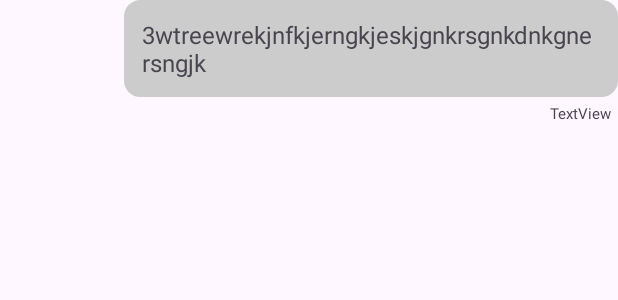
After one commit to KoraFey/projsess, an Android app: the layout message.xml on its own in the app's theme, with its tools: preview values and no code run, on a phone screen of 412 x 824 dp. The commit adds this screen. Shown: the top 300 px of the screen. Run offline under Robolectric (Android 15) with nearby library versions, the phone set to English and light mode, and no system bars.

Commit message:
structure xml de pomal de chose

```diff
--- a/MyApplication2/app/src/main/java/com/example/myapplication/MainActivity.java
+++ b/MyApplication2/app/src/main/java/com/example/myapplication/MainActivity.java
@@ -14,7 +14,7 @@ import android.widget.Toast;
 
 
 public class MainActivity extends AppCompatActivity {
-    public static final String API_URL = "https://equipe302.tch099.ovh";
+    public static final String API_URL = "http://10.0.2.2:8000";
 
     private Button getStarted;
     @Override
--- a/MyApplication2/app/src/main/java/com/example/myapplication/newUser.java
+++ b/MyApplication2/app/src/main/java/com/example/myapplication/newUser.java
@@ -53,6 +53,8 @@ public class newUser extends AppCompatActivity {
                             MediaType JSON = MediaType.parse("application/json; charset=utf-8");
                             JSONObject obj = new JSONObject();
                             try {
+
+
                                 obj.put("username", username.getText().toString());
                                 obj.put("password", password1.getText().toString());
 
--- /dev/null
+++ b/MyApplication2/app/src/main/res/drawable/background_chat.xml
@@ -0,0 +1,6 @@
+<?xml version="1.0" encoding="utf-8"?>
+<shape xmlns:android="http://schemas.android.com/apk/res/android"
+    android:shape="rectangle">
+    <solid android:color="@color/material_dynamic_primary20"/>
+    <corners android:radius="24dp"/>
+</shape>
--- /dev/null
+++ b/MyApplication2/app/src/main/res/drawable/ic_info.xml
@@ -0,0 +1,5 @@
+<vector android:height="24dp" android:tint="#000000"
+    android:viewportHeight="24" android:viewportWidth="24"
+    android:width="24dp" xmlns:android="http://schemas.android.com/apk/res/android">
+    <path android:fillColor="@android:color/white" android:pathData="M11,7h2v2h-2zM11,11h2v6h-2zM12,2C6.48,2 2,6.48 2,12s4.48,10 10,10 10,-4.48 10,-10S17.52,2 12,2zM12,20c-4.41,0 -8,-3.59 -8,-8s3.59,-8 8,-8 8,3.59 8,8 -3.59,8 -8,8z"/>
+</vector>
--- /dev/null
+++ b/MyApplication2/app/src/main/res/drawable/ic_send.xml
@@ -0,0 +1,5 @@
+<vector android:autoMirrored="true" android:height="24dp"
+    android:tint="#000000" android:viewportHeight="24"
+    android:viewportWidth="24" android:width="24dp" xmlns:android="http://schemas.android.com/apk/res/android">
+    <path android:fillColor="@android:color/white" android:pathData="M12,4l-1.41,1.41L16.17,11H4v2h12.17l-5.58,5.59L12,20l8,-8z"/>
+</vector>
--- /dev/null
+++ b/MyApplication2/app/src/main/res/drawable/rounded_corner.xml
@@ -0,0 +1,6 @@
+<?xml version="1.0" encoding="utf-8"?>
+<shape xmlns:android="http://schemas.android.com/apk/res/android">
+    <corners android:radius="10dp" />
+    <stroke android:width="2dp" android:color="#ccc" />
+    <solid android:color="#ccc" />
+</shape>
--- /dev/null
+++ b/MyApplication2/app/src/main/res/layout/chatroom.xml
@@ -0,0 +1,6 @@
+<?xml version="1.0" encoding="utf-8"?>
+<androidx.constraintlayout.widget.ConstraintLayout xmlns:android="http://schemas.android.com/apk/res/android"
+    android:layout_width="match_parent"
+    android:layout_height="match_parent">
+
+</androidx.constraintlayout.widget.ConstraintLayout>
--- /dev/null
+++ b/MyApplication2/app/src/main/res/layout/message.xml
@@ -0,0 +1,40 @@
+<?xml version="1.0" encoding="utf-8"?>
+<androidx.constraintlayout.widget.ConstraintLayout xmlns:android="http://schemas.android.com/apk/res/android"
+    xmlns:app="http://schemas.android.com/apk/res-auto"
+    xmlns:tools="http://schemas.android.com/tools"
+    android:layout_width="match_parent"
+    android:layout_height="match_parent">
+
+    <TextView
+        android:id="@+id/message"
+        android:layout_width="0dp"
+        android:layout_height="wrap_content"
+        android:background="@drawable/rounded_corner"
+        android:padding="12dp"
+        android:text="3wtreewrekjnfkjerngkjeskjgnkrsgnkdnkgnersngjk"
+        android:textSize="16sp"
+        app:autoSizeTextType="uniform"
+        app:layout_constraintEnd_toEndOf="parent"
+        app:layout_constraintTop_toTopOf="parent"
+        app:layout_constraintWidth_percent="0.8"/>
+
+    <androidx.constraintlayout.widget.Guideline
+        android:id="@+id/guideline6"
+        android:layout_width="wrap_content"
+        android:layout_height="wrap_content"
+        android:orientation="horizontal"
+        app:layout_constraintGuide_begin="20dp" />
+
+    <TextView
+        android:id="@+id/time"
+        android:layout_width="0dp"
+        android:layout_height="wrap_content"
+        android:layout_marginTop="4dp"
+        android:layout_marginEnd="4dp"
+        android:text="TextView"
+        android:textSize="10dp"
+        app:layout_constraintEnd_toEndOf="parent"
+        app:layout_constraintTop_toBottomOf="@+id/message"
+        tools:ignore="TextSizeCheck" />
+
+</androidx.constraintlayout.widget.ConstraintLayout>
--- a/MyApplication2/app/src/main/res/values/strings.xml
+++ b/MyApplication2/app/src/main/res/values/strings.xml
@@ -1,3 +1,4 @@
 <resources>
     <string name="app_name">My Application</string>
+    <string name="type_text_here">type text here</string>
 </resources>
```
Also changed, not shown: MyApplication2/app/src/main/AndroidManifest.xml (+5 -2 lines), MyApplication2/app/src/main/java/com/example/myapplication/ChatRoom.java (added, +14 -0 lines), MyApplication2/app/src/main/res/drawable/background_content_top.xml (added, +7 -0 lines), MyApplication2/app/src/main/res/layout/activity_chat_room.xml (added, +52 -0 lines).
